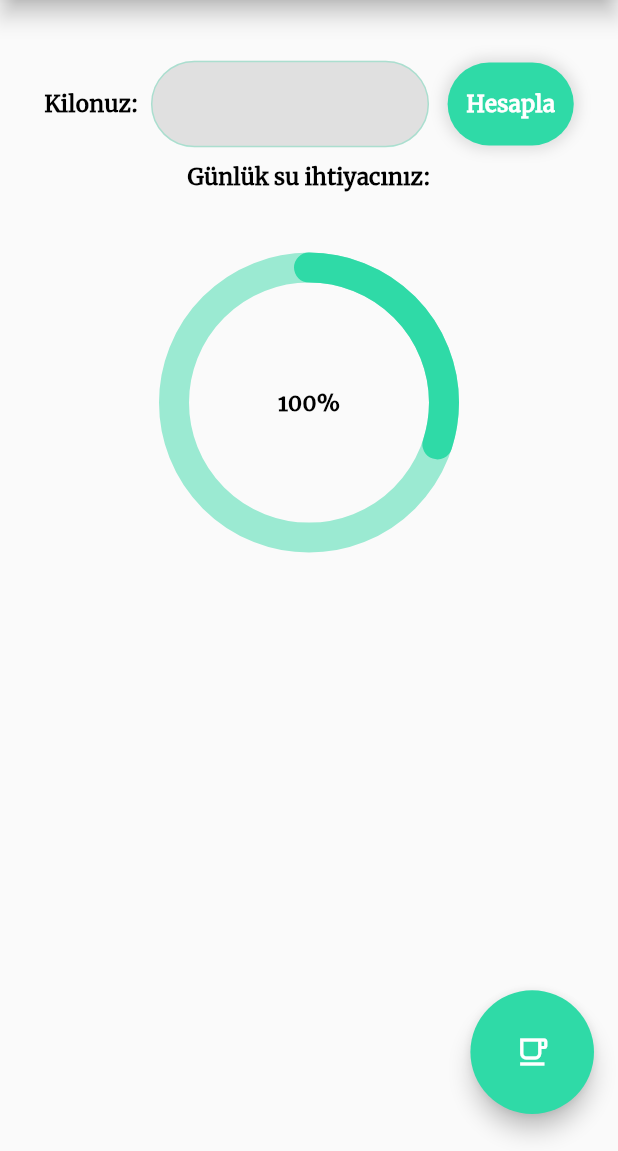
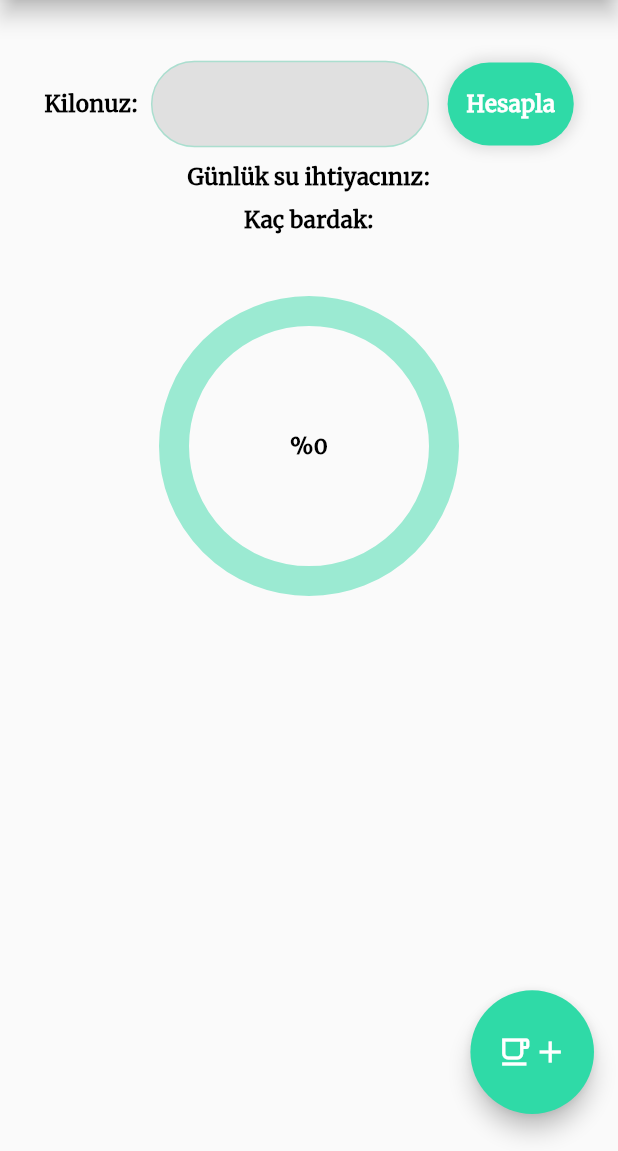
Before and after one commit to rabiaokatan/DiabetesApp, a Flutter app: the WaterTrackerScreen screen opened directly, on a phone screen of 412 x 824 dp, the part 85-1236 px from its top. Run offline on Flutter 3.47's test engine with Material 2 defaults, Android fonts, the light colour scheme and no system bars; drawn by our look-alikes of percent_indicator; our stand-ins replace flip_card, shimmer.

Commit message:
water tracker completed

```diff
--- a/lib/screens/water_tracker_screen.dart
+++ b/lib/screens/water_tracker_screen.dart
@@ -18,6 +18,8 @@ class _WaterTrackerScreenState extends State<WaterTrackerScreen> {
   double personWeight = 0.0;
   double _dailyWater = 0.0;
   String water = '';
+  int totalGlass = 0;
+  int glassCounter = 0;
   final _formKey = GlobalKey<FormState>();
 
   @override
@@ -43,6 +45,8 @@ class _WaterTrackerScreenState extends State<WaterTrackerScreen> {
           _dailyWater = personWeight * 0.03;
           water = _dailyWater
               .toStringAsFixed(2); //virgülden sonra iki basamak gösterir
+
+          totalGlass = ((_dailyWater * 1000) / 200).round();
         });
       }
     }
@@ -111,14 +115,7 @@ class _WaterTrackerScreenState extends State<WaterTrackerScreen> {
                   Padding(
                     padding: EdgeInsets.only(left: _size.width * 0.03),
                     child: GestureDetector(
-                      onTap:
-                          //_textController.text.isEmpty
-                          //     ?
-                          //      () {
-                          //         if (!_formKey.currentState!.validate()) return;
-                          //       }
-                          //:
-                          _dailyWaterCalculation,
+                      onTap: _dailyWaterCalculation,
                       child: Container(
                         padding: EdgeInsets.symmetric(
                             vertical: _size.height * 0.022,
@@ -129,12 +126,15 @@ class _WaterTrackerScreenState extends State<WaterTrackerScreen> {
                             BoxShadow(
                               color: Colors.grey.withOpacity(0.3),
                               spreadRadius: 3,
-                              blurRadius:7,
+                              blurRadius: 7,
                             ),
                           ],
                           color: kLightColor,
                         ),
-                        child: Text('Hesapla', style: TextStyle(color: Colors.white),),
+                        child: Text(
+                          'Hesapla',
+                          style: TextStyle(color: Colors.white),
+                        ),
                       ),
                     ),
                   ),
@@ -153,14 +153,29 @@ class _WaterTrackerScreenState extends State<WaterTrackerScreen> {
                         ),
                 ],
               ),
+              SizedBox(height: 10),
+              Row(
+                mainAxisAlignment: MainAxisAlignment.center,
+                children: [
+                  Text('Kaç bardak:'),
+                  _dailyWater == 0.0
+                      ? Text('')
+                      : Text(
+                          ' $totalGlass bardak (200ml\'lik)',
+                          style: TextStyle(fontSize: 20),
+                        ),
+                ],
+              ),
               SizedBox(height: _size.height * 0.05),
               new CircularPercentIndicator(
                 radius: 200.0,
                 lineWidth: 20.0,
-                percent: 0.3,
+                percent: glassCounter / totalGlass,
                 animation: true,
                 animationDuration: 1000,
-                center: new Text("100%"),
+                center: glassCounter == 0
+                    ? Text('%0')
+                    : Text("%${(100 * glassCounter / totalGlass).toStringAsFixed(2)}"),
                 backgroundColor: kDoubleLightColor,
                 progressColor: kLightColor,
                 circularStrokeCap: CircularStrokeCap.round,
@@ -176,8 +191,19 @@ class _WaterTrackerScreenState extends State<WaterTrackerScreen> {
           height: _size.height * 0.1,
           child: FloatingActionButton(
             backgroundColor: kLightColor,
-            child: Icon(Icons.free_breakfast_outlined),
-            onPressed: () {},
+            child: Row(
+              mainAxisAlignment: MainAxisAlignment.center,
+              children: [
+                Icon(Icons.free_breakfast_outlined),
+                Icon(Icons.add),
+              ],
+            ),
+            onPressed: () {
+              setState(() {
+                glassCounter++;
+                if (glassCounter == totalGlass) print('tebrikler');
+              });
+            },
           ),
         ),
       ),
```
